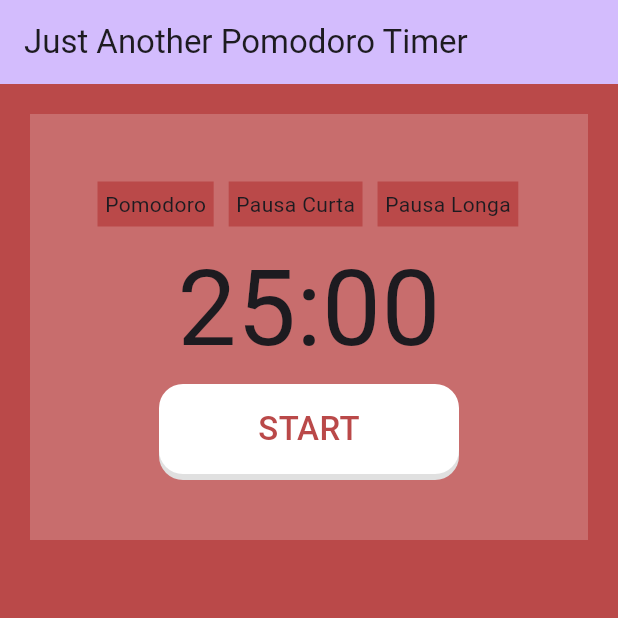
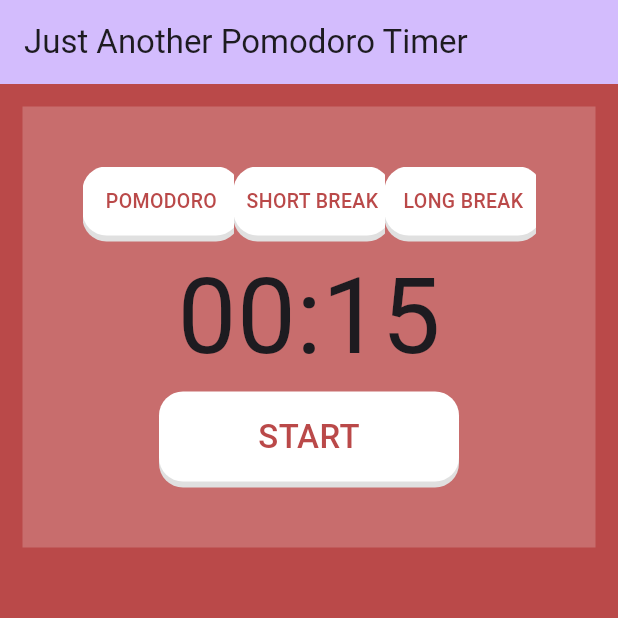
Before and after one commit to Marcellofabrizio/Tato, a Flutter app: the screen it shows after launch, on a phone screen of 412 x 824 dp, the top half of it. Run offline on Flutter 3.47's test engine with Material 3 defaults, Android fonts, the phone set to English and light mode, and no system bars; our stand-ins replace flutter_local_notifications.

Commit message:
Muitas mais coisas

```diff
--- a/lib/main.dart
+++ b/lib/main.dart
@@ -1,9 +1,13 @@
+import 'dart:async';
 import 'dart:developer';
 import 'dart:io';
 import 'dart:isolate';
 import 'dart:ui';
 
+import 'package:flutter/foundation.dart';
 import 'package:flutter/material.dart';
+import 'package:flutter/services.dart';
+import 'package:flutter_local_notifications/flutter_local_notifications.dart';
 import 'package:tato/components/animated_button.dart';
 
 void main() {
@@ -52,11 +56,11 @@ String formatDuration(int milliseconds) {
 class _MyHomePageState extends State<MyHomePage> {
   bool _isButtonToggled = false;
   String buttonText = "START";
-  final GlobalKey<AnimatedButtonState> _buttonKey =
+  final GlobalKey<AnimatedButtonState> _mainButtonKey =
       GlobalKey<AnimatedButtonState>();
 
-  final _pomodoroDurations = [1500000, 300000, 900000];
-  int duration = 1500000;
+  final _pomodoroDurations = [15000, 300000, 900000];
+  int duration = 15000;
   int pomodoroStep = 0;
 
   late Isolate timerIsolate;
@@ -78,7 +82,7 @@ class _MyHomePageState extends State<MyHomePage> {
           mainAxisAlignment: MainAxisAlignment.start,
           children: <Widget>[
             Container(
-                margin: const EdgeInsets.all(20.0),
+                margin: const EdgeInsets.all(15.0),
                 padding: const EdgeInsets.all(40.0),
                 // decoration:
                 //     BoxDecoration(border: Border.all(color: Colors.blueAccent)),
@@ -87,27 +91,59 @@ class _MyHomePageState extends State<MyHomePage> {
                   Center(
                     child: Row(
                       children: [
-                        Container(
-                            margin: const EdgeInsets.all(5.0),
-                            padding: const EdgeInsets.all(5.0),
-                            color: const Color.fromARGB(255, 186, 73, 73),
-                            child: const Text(
-                              'Pomodoro',
-                            )),
-                        Container(
-                            margin: const EdgeInsets.all(5.0),
-                            padding: const EdgeInsets.all(5.0),
-                            color: const Color.fromARGB(255, 186, 73, 73),
-                            child: const Text(
-                              'Pausa Curta',
-                            )),
-                        Container(
-                            margin: const EdgeInsets.all(5.0),
-                            padding: const EdgeInsets.all(5.0),
-                            color: const Color.fromARGB(255, 186, 73, 73),
-                            child: const Text(
-                              'Pausa Longa',
-                            ))
+                        Expanded(
+                            child: AnimatedButton(
+                                width: 105,
+                                height: 50,
+                                color: Colors.white,
+                                onPressed: () async {},
+                                enabled: true,
+                                shadowDegree: ShadowDegree.light,
+                                onToggle: (toggled) async {},
+                                child: const Text(
+                                  'POMODORO',
+                                  style: TextStyle(
+                                    fontSize: 13,
+                                    color: Color.fromARGB(255, 186, 73, 73),
+                                    fontWeight: FontWeight.w500,
+                                  ),
+                                ))),
+                        Expanded(
+                          child: AnimatedButton(
+                              width: 105,
+                              height: 50,
+                              color: Colors.white,
+                              onPressed: () async {},
+                              enabled: true,
+                              shadowDegree: ShadowDegree.light,
+                              onToggle: (toggled) async {},
+                              child: const Text(
+                                'SHORT BREAK',
+                                style: TextStyle(
+                                  fontSize: 13,
+                                  color: Color.fromARGB(255, 186, 73, 73),
+                                  fontWeight: FontWeight.w500,
+                                ),
+                              )),
+                        ),
+                        Expanded(
+                          child: AnimatedButton(
+                              width: 105,
+                              height: 50,
+                              color: Colors.white,
+                              onPressed: () async {},
+                              enabled: true,
+                              shadowDegree: ShadowDegree.light,
+                              onToggle: (toggled) async {},
+                              child: const Text(
+                                'LONG BREAK',
+                                style: TextStyle(
+                                  fontSize: 13,
+                                  color: Color.fromARGB(255, 186, 73, 73),
+                                  fontWeight: FontWeight.w500,
+                                ),
+                              )),
+                        ),
                       ],
                     ),
                   ),
@@ -116,7 +152,7 @@ class _MyHomePageState extends State<MyHomePage> {
                     style: const TextStyle(fontSize: 70.0),
                   ),
                   AnimatedButton(
-                      key: _buttonKey,
+                      key: _mainButtonKey,
                       color: Colors.white,
                       onPressed: () async {},
                       enabled: true,
@@ -166,7 +202,7 @@ class _MyHomePageState extends State<MyHomePage> {
         pomodoroStep++;
         pomodoroStep = pomodoroStep % 3; // round robin
         duration = _pomodoroDurations[pomodoroStep];
-        _buttonKey.currentState?.untoggleButton();
+        _mainButtonKey.currentState?.untoggleButton();
       }
     });
   }
--- a/pubspec.yaml
+++ b/pubspec.yaml
@@ -35,6 +35,7 @@ dependencies:
   # The following adds the Cupertino Icons font to your application.
   # Use with the CupertinoIcons class for iOS style icons.
   cupertino_icons: ^1.0.6
+  flutter_local_notifications: ^17.2.1+1
 
 dev_dependencies:
   flutter_test:
```
Also changed, not shown: pubspec.lock, 3 other files.
